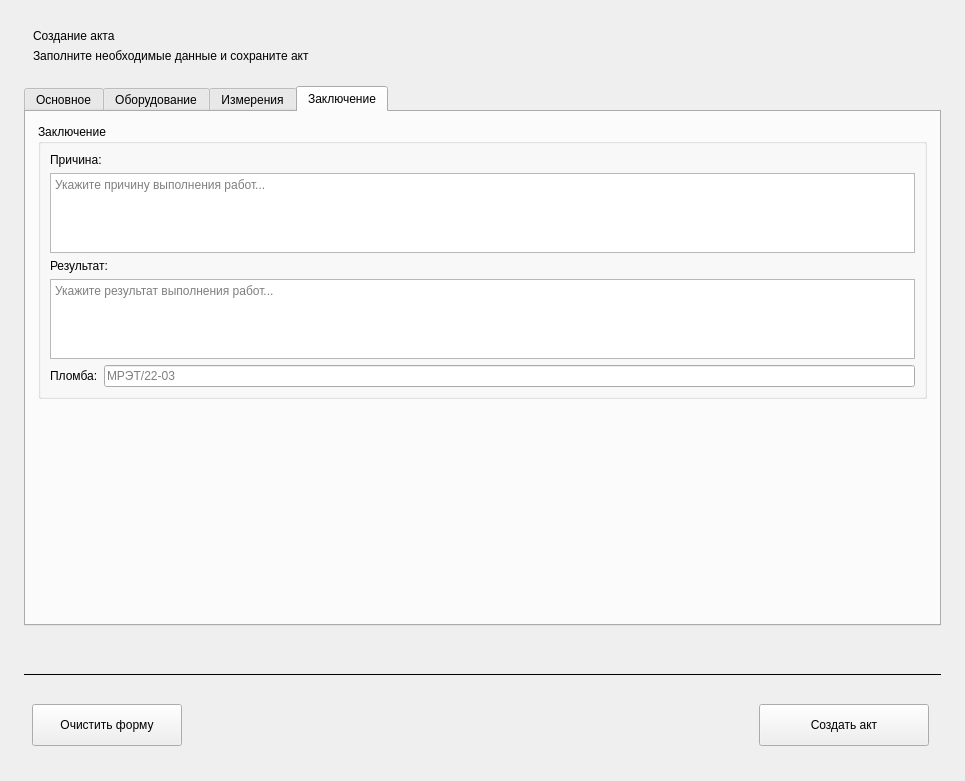
The window that ui/createactwidget.ui (nikola240698/MeteringActs) describes before a commit, drawn with Qt 5.
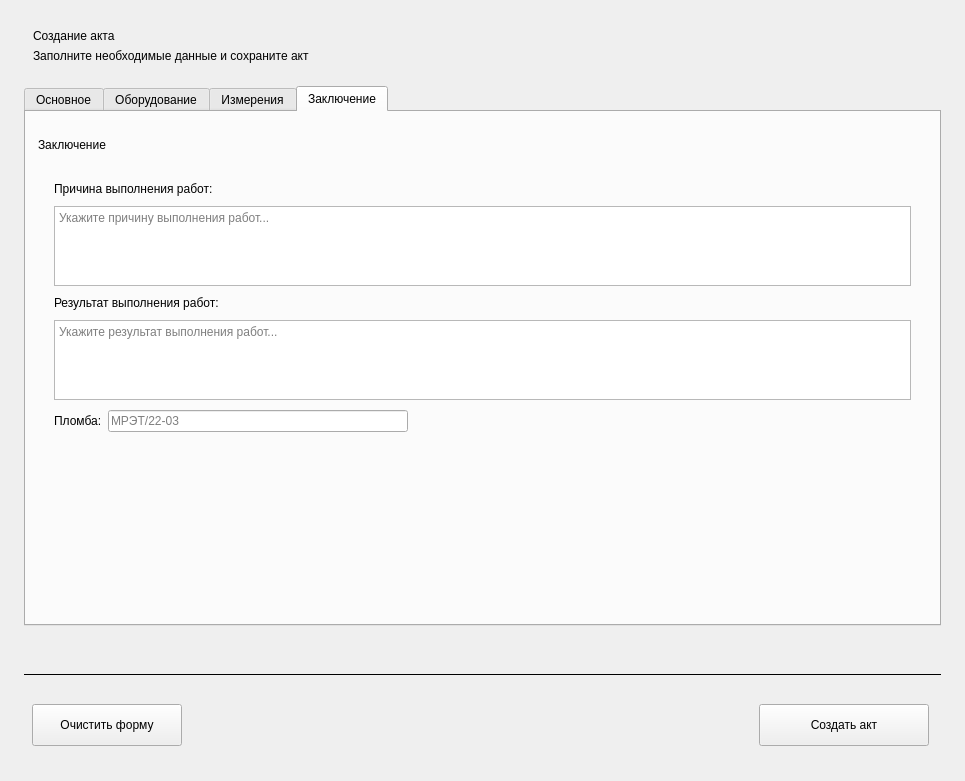
The same window after the commit. The open tabs and pages were chosen to show the change.

Commit message: Finished with UI in first page

What changed in the file:
```diff
--- a/ui/createactwidget.ui
+++ b/ui/createactwidget.ui
@@ -469,7 +469,7 @@
                    <number>0</number>
                   </property>
                   <item>
-                   <widget class="QScrollArea" name="scrollArea">
+                   <widget class="QScrollArea" name="externalRepresentativesScrollArea">
                     <property name="minimumSize">
                      <size>
                       <width>0</width>
@@ -488,7 +488,7 @@
                     <property name="widgetResizable">
                      <bool>true</bool>
                     </property>
-                    <widget class="QWidget" name="scrollAreaWidgetContents">
+                    <widget class="QWidget" name="externalRepresentativesScrollContents">
                      <property name="geometry">
                       <rect>
                        <x>0</x>
@@ -565,7 +565,7 @@
                 <item>
                  <widget class="QPushButton" name="addExternalRepresentativeButton">
                   <property name="text">
-                   <string>⊕ Добавить представителя</string>
+                   <string>Добавить представителя</string>
                   </property>
                   <property name="buttonRole" stdset="0">
                    <string>add</string>
@@ -1323,7 +1323,7 @@
            <item>
             <widget class="QFrame" name="vectorDiagramCard">
              <property name="sizePolicy">
-              <sizepolicy hsizetype="Expanding" vsizetype="Maximum">
+              <sizepolicy hsizetype="Expanding" vsizetype="Minimum">
                <horstretch>0</horstretch>
                <verstretch>0</verstretch>
               </sizepolicy>
@@ -1445,7 +1445,7 @@
            <item>
             <widget class="QFrame" name="replacementDurationCard">
              <property name="sizePolicy">
-              <sizepolicy hsizetype="Expanding" vsizetype="Maximum">
+              <sizepolicy hsizetype="Expanding" vsizetype="Minimum">
                <horstretch>0</horstretch>
                <verstretch>0</verstretch>
               </sizepolicy>
@@ -1514,7 +1514,7 @@
                 <property name="cardBody" stdset="0">
                  <bool>true</bool>
                 </property>
-                <layout class="QVBoxLayout" name="replacementDurationCardBodyLayout">
+                <layout class="QHBoxLayout" name="horizontalLayout">
                  <property name="spacing">
                   <number>12</number>
                  </property>
@@ -1529,26 +1529,11 @@
                  </property>
                  <property name="bottomMargin">
                   <number>10</number>
-                 </property>
-                 <item>
-                  <widget class="QWidget" name="replacementDurationWidget" native="true">
-                   <layout class="QHBoxLayout" name="horizontalLayout_5">
-                    <property name="leftMargin">
-                     <number>0</number>
-                    </property>
-                    <property name="topMargin">
-                     <number>0</number>
-                    </property>
-                    <property name="rightMargin">
-                     <number>0</number>
-                    </property>
-                    <property name="bottomMargin">
-                     <number>0</number>
                     </property>
                     <item>
                      <widget class="QLabel" name="replacementDurationLabel">
                       <property name="text">
-                       <string>Время замены прибора учета</string>
+                    <string>Продолжительность:</string>
                       </property>
                      </widget>
                     </item>
@@ -1590,9 +1575,6 @@
                 </layout>
                </widget>
               </item>
-             </layout>
-            </widget>
-           </item>
            <item>
             <spacer name="verticalSpacer_3">
              <property name="orientation">
@@ -1633,14 +1615,146 @@
         <number>12</number>
        </property>
        <item>
-        <layout class="QVBoxLayout" name="verticalLayout_13">
+        <widget class="QFrame" name="conclusionCard">
+         <property name="sizePolicy">
+          <sizepolicy hsizetype="Expanding" vsizetype="Minimum">
+           <horstretch>0</horstretch>
+           <verstretch>0</verstretch>
+          </sizepolicy>
+         </property>
+         <property name="minimumSize">
+          <size>
+           <width>0</width>
+           <height>0</height>
+          </size>
+         </property>
+         <property name="frameShape">
+          <enum>QFrame::Shape::NoFrame</enum>
+         </property>
+         <property name="frameShadow">
+          <enum>QFrame::Shadow::Raised</enum>
+         </property>
+         <property name="card" stdset="0">
+          <bool>true</bool>
+         </property>
+         <layout class="QVBoxLayout" name="conclusionCardLayout">
+          <property name="spacing">
+           <number>10</number>
+          </property>
+          <property name="leftMargin">
+           <number>0</number>
+          </property>
+          <property name="topMargin">
+           <number>0</number>
+          </property>
+          <property name="rightMargin">
+           <number>0</number>
+          </property>
+          <property name="bottomMargin">
+           <number>0</number>
+          </property>
          <item>
-          <widget class="QGroupBox" name="reasonResultGroupBox">
-           <property name="title">
+           <widget class="QLabel" name="conclusionCardTitle">
+            <property name="minimumSize">
+             <size>
+              <width>0</width>
+              <height>42</height>
+             </size>
+            </property>
+            <property name="maximumSize">
+             <size>
+              <width>16777215</width>
+              <height>42</height>
+             </size>
+            </property>
+            <property name="text">
             <string>Заключение</string>
            </property>
-           <layout class="QGridLayout" name="gridLayout_7">
-            <item row="5" column="0">
+            <property name="cardTitle" stdset="0">
+             <bool>true</bool>
+            </property>
+           </widget>
+          </item>
+          <item>
+           <widget class="QWidget" name="conclusionCardBody" native="true">
+            <property name="minimumSize">
+             <size>
+              <width>0</width>
+              <height>0</height>
+             </size>
+            </property>
+            <property name="cardBody" stdset="0">
+             <bool>true</bool>
+            </property>
+            <layout class="QVBoxLayout" name="conclusionCardBodyLayout">
+             <property name="spacing">
+              <number>10</number>
+             </property>
+             <property name="leftMargin">
+              <number>16</number>
+             </property>
+             <property name="topMargin">
+              <number>6</number>
+             </property>
+             <property name="rightMargin">
+              <number>16</number>
+             </property>
+             <property name="bottomMargin">
+              <number>16</number>
+             </property>
+             <item>
+              <widget class="QLabel" name="reasonLabel">
+               <property name="text">
+                <string>Причина выполнения работ:</string>
+               </property>
+              </widget>
+             </item>
+             <item>
+              <widget class="QPlainTextEdit" name="reasonPlainTextEdit">
+               <property name="minimumSize">
+                <size>
+                 <width>0</width>
+                 <height>50</height>
+                </size>
+               </property>
+               <property name="maximumSize">
+                <size>
+                 <width>16777215</width>
+                 <height>80</height>
+                </size>
+               </property>
+               <property name="placeholderText">
+                <string>Укажите причину выполнения работ...</string>
+               </property>
+              </widget>
+             </item>
+             <item>
+              <widget class="QLabel" name="resultLabel">
+               <property name="text">
+                <string>Результат выполнения работ:</string>
+               </property>
+              </widget>
+             </item>
+             <item>
+              <widget class="QPlainTextEdit" name="resultPlainTextEdit">
+               <property name="minimumSize">
+                <size>
+                 <width>0</width>
+                 <height>50</height>
+                </size>
+               </property>
+               <property name="maximumSize">
+                <size>
+                 <width>16777215</width>
+                 <height>80</height>
+                </size>
+               </property>
+               <property name="placeholderText">
+                <string>Укажите результат выполнения работ...</string>
+               </property>
+              </widget>
+             </item>
+             <item>
              <widget class="QWidget" name="sealWidget" native="true">
               <layout class="QHBoxLayout" name="horizontalLayout_3">
                <property name="leftMargin">
@@ -1664,70 +1778,41 @@
                </item>
                <item>
                 <widget class="QLineEdit" name="sealLineEdit">
+                  <property name="maximumSize">
+                   <size>
+                    <width>300</width>
+                    <height>16777215</height>
+                   </size>
+                  </property>
                  <property name="placeholderText">
                   <string>МРЭТ/22-03</string>
                  </property>
                 </widget>
                </item>
-              </layout>
-             </widget>
-            </item>
-            <item row="2" column="0">
-             <widget class="QLabel" name="resultLabel">
-              <property name="text">
-               <string>Результат:</string>
-              </property>
-             </widget>
-            </item>
-            <item row="1" column="0">
-             <widget class="QPlainTextEdit" name="reasonPlainTextEdit">
-              <property name="minimumSize">
+                <item>
+                 <spacer name="horizontalSpacer_3">
+                  <property name="orientation">
+                   <enum>Qt::Orientation::Horizontal</enum>
+                  </property>
+                  <property name="sizeHint" stdset="0">
                <size>
-                <width>0</width>
-                <height>50</height>
-               </size>
-              </property>
-              <property name="maximumSize">
-               <size>
-                <width>16777215</width>
-                <height>80</height>
-               </size>
-              </property>
-              <property name="placeholderText">
-               <string>Укажите причину выполнения работ...</string>
-              </property>
-             </widget>
-            </item>
-            <item row="0" column="0">
-             <widget class="QLabel" name="reasonLabel">
-              <property name="text">
-               <string>Причина:</string>
-              </property>
-             </widget>
-            </item>
-            <item row="3" column="0">
-             <widget class="QPlainTextEdit" name="resultPlainTextEdit">
-              <property name="minimumSize">
-               <size>
-                <width>0</width>
-                <height>50</height>
-               </size>
-              </property>
-              <property name="maximumSize">
-               <size>
-                <width>16777215</width>
-                <height>80</height>
-               </size>
-              </property>
-              <property name="placeholderText">
-               <string>Укажите результат выполнения работ...</string>
-              </property>
+                    <width>40</width>
+                    <height>20</height>
+                   </size>
+                  </property>
+                 </spacer>
+                </item>
+               </layout>
+              </widget>
+             </item>
+            </layout>
              </widget>
             </item>
            </layout>
           </widget>
          </item>
-        </layout>
+       <item>
+        <layout class="QVBoxLayout" name="verticalLayout_13"/>
        </item>
        <item>
         <spacer name="verticalSpacer_4">
```
Lines whose indentation alone changed are shown as unchanged. The commit also changes 5 other files.
